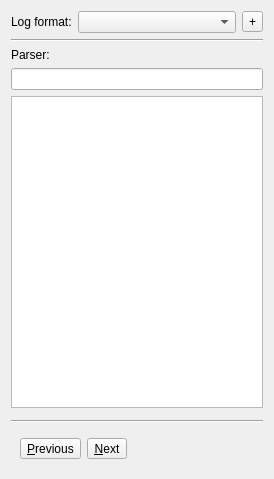
agateau/lovi, file src/ui/LogFormatWidget.ui: the form before one commit.
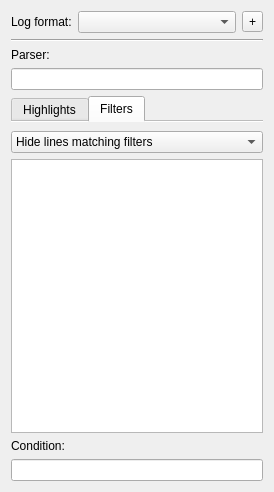
The form after the commit. Icons and pictures are not drawn. Custom widgets are drawn as their Qt base class.

Commit message: Add UI for the filter feature

The edit to the form file:
```diff
--- a/src/ui/LogFormatWidget.ui
+++ b/src/ui/LogFormatWidget.ui
@@ -7,7 +7,7 @@
     <x>0</x>
     <y>0</y>
     <width>274</width>
-    <height>479</height>
+    <height>492</height>
    </rect>
   </property>
   <property name="windowTitle">
@@ -74,6 +74,28 @@
     <widget class="QLineEdit" name="parserLineEdit"/>
    </item>
    <item>
+    <widget class="QTabWidget" name="tabWidget">
+     <property name="currentIndex">
+      <number>1</number>
+     </property>
+     <property name="documentMode">
+      <bool>true</bool>
+     </property>
+     <widget class="QWidget" name="highLightTab">
+      <attribute name="title">
+       <string>Highlights</string>
+      </attribute>
+      <layout class="QVBoxLayout" name="verticalLayout_2">
+       <property name="leftMargin">
+        <number>0</number>
+       </property>
+       <property name="rightMargin">
+        <number>0</number>
+       </property>
+       <property name="bottomMargin">
+        <number>0</number>
+       </property>
+       <item>
     <widget class="QListView" name="highlightListView">
      <property name="editTriggers">
       <set>QAbstractItemView::NoEditTriggers</set>
@@ -132,6 +154,56 @@
    </item>
   </layout>
  </widget>
+     <widget class="QWidget" name="filterTab">
+      <attribute name="title">
+       <string>Filters</string>
+      </attribute>
+      <layout class="QVBoxLayout" name="verticalLayout_3">
+       <property name="leftMargin">
+        <number>0</number>
+       </property>
+       <property name="rightMargin">
+        <number>0</number>
+       </property>
+       <property name="bottomMargin">
+        <number>0</number>
+       </property>
+       <item>
+        <widget class="QComboBox" name="filterModeComboBox">
+         <item>
+          <property name="text">
+           <string>Hide lines matching filters</string>
+          </property>
+         </item>
+         <item>
+          <property name="text">
+           <string>Show only lines matching filters</string>
+          </property>
+         </item>
+        </widget>
+       </item>
+       <item>
+        <widget class="QListView" name="filterListView"/>
+       </item>
+       <item>
+        <widget class="QLabel" name="label_3">
+         <property name="text">
+          <string>Condition:</string>
+         </property>
+         <property name="buddy">
+          <cstring>filterLineEdit</cstring>
+         </property>
+        </widget>
+       </item>
+       <item>
+        <widget class="QLineEdit" name="filterLineEdit"/>
+       </item>
+      </layout>
+     </widget>
+    </widget>
+   </item>
+  </layout>
+ </widget>
  <customwidgets>
   <customwidget>
    <class>HighlightWidget</class>
```
Left out of the diff: 9 changed lines with no effect on the pictures. Lines whose indentation alone changed are shown as unchanged. The commit also changes 4 other files.
